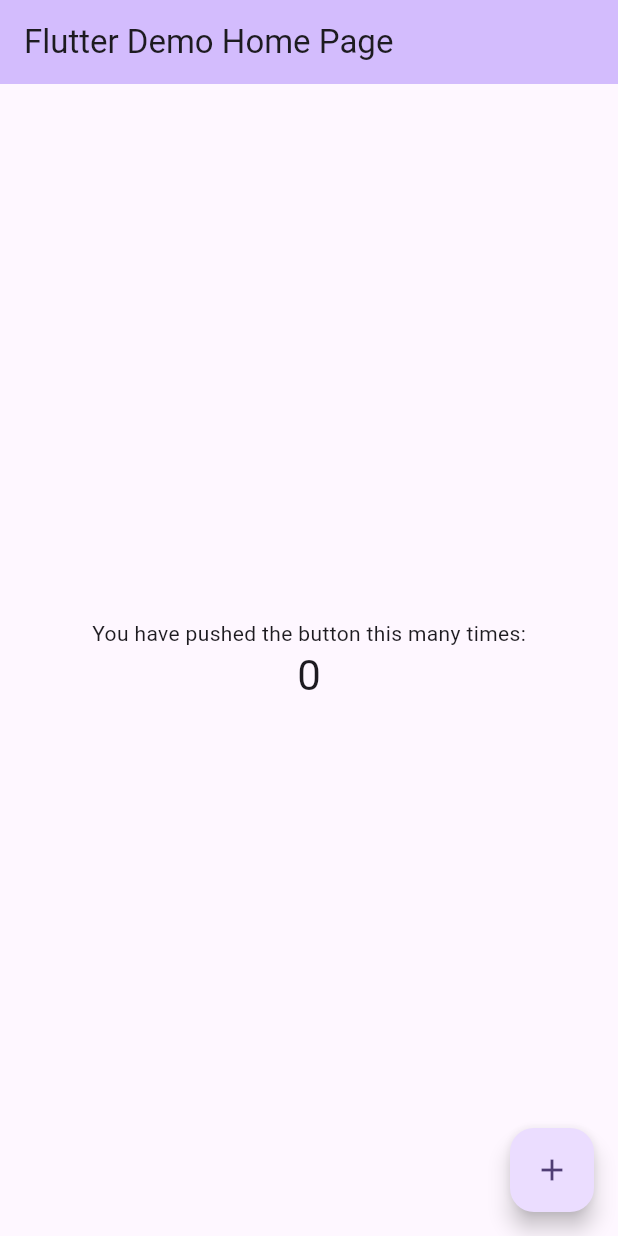
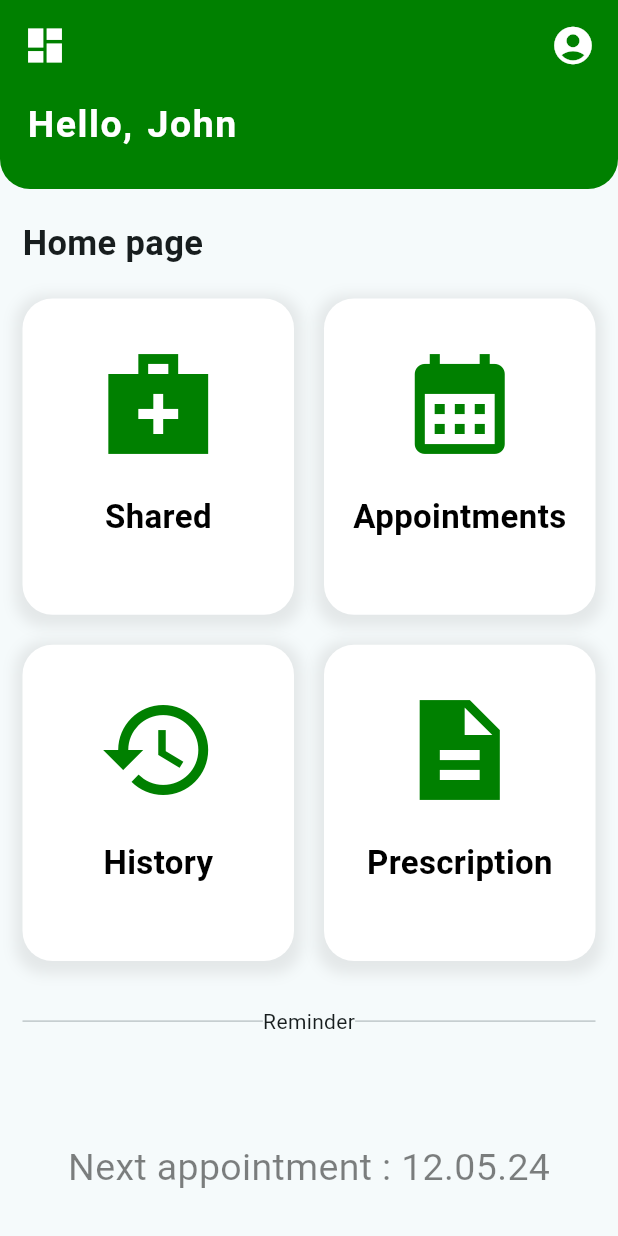
Before and after one commit to Tonydecarvalho/HealthSyncyCare, a Flutter app: the screen it shows after launch, on a phone screen of 412 x 824 dp. Run offline on Flutter 3.47's test engine with Material 3 defaults, Android fonts, the phone set to English and light mode, and no system bars.

Commit message:
Homepage v1

```diff
--- a/lib/main.dart
+++ b/lib/main.dart
@@ -1,125 +1,28 @@
 import 'package:flutter/material.dart';
+import 'package:healthsyncycare/screens/home_screen.dart';
+import 'package:provider/provider.dart';
 
 void main() {
-  runApp(const MyApp());
+  runApp(MyApp());
 }
 
 class MyApp extends StatelessWidget {
   const MyApp({super.key});
 
-  // This widget is the root of your application.
   @override
   Widget build(BuildContext context) {
-    return MaterialApp(
-      title: 'Flutter Demo',
-      theme: ThemeData(
-        // This is the theme of your application.
-        //
-        // TRY THIS: Try running your application with "flutter run". You'll see
-        // the application has a purple toolbar. Then, without quitting the app,
-        // try changing the seedColor in the colorScheme below to Colors.green
-        // and then invoke "hot reload" (save your changes or press the "hot
-        // reload" button in a Flutter-supported IDE, or press "r" if you used
-        // the command line to start the app).
-        //
-        // Notice that the counter didn't reset back to zero; the application
-        // state is not lost during the reload. To reset the state, use hot
-        // restart instead.
-        //
-        // This works for code too, not just values: Most code changes can be
-        // tested with just a hot reload.
-        colorScheme: ColorScheme.fromSeed(seedColor: Colors.deepPurple),
-        useMaterial3: true,
+    return ChangeNotifierProvider(
+      create: (context) => MyAppState(),
+      child: MaterialApp(
+        title: 'Healthsyncycare',
+        theme: ThemeData(
+          useMaterial3: true,
+          colorScheme: ColorScheme.fromSeed(seedColor: Colors.white),
+        ),
+        home: MyHomePage(),
       ),
-      home: const MyHomePage(title: 'Flutter Demo Home Page'),
     );
   }
 }
 
-class MyHomePage extends StatefulWidget {
-  const MyHomePage({super.key, required this.title});
-
-  // This widget is the home page of your application. It is stateful, meaning
-  // that it has a State object (defined below) that contains fields that affect
-  // how it looks.
-
-  // This class is the configuration for the state. It holds the values (in this
-  // case the title) provided by the parent (in this case the App widget) and
-  // used by the build method of the State. Fields in a Widget subclass are
-  // always marked "final".
-
-  final String title;
-
-  @override
-  State<MyHomePage> createState() => _MyHomePageState();
-}
-
-class _MyHomePageState extends State<MyHomePage> {
-  int _counter = 0;
-
-  void _incrementCounter() {
-    setState(() {
-      // This call to setState tells the Flutter framework that something has
-      // changed in this State, which causes it to rerun the build method below
-      // so that the display can reflect the updated values. If we changed
-      // _counter without calling setState(), then the build method would not be
-      // called again, and so nothing would appear to happen.
-      _counter++;
-    });
-  }
-
-  @override
-  Widget build(BuildContext context) {
-    // This method is rerun every time setState is called, for instance as done
-    // by the _incrementCounter method above.
-    //
-    // The Flutter framework has been optimized to make rerunning build methods
-    // fast, so that you can just rebuild anything that needs updating rather
-    // than having to individually change instances of widgets.
-    return Scaffold(
-      appBar: AppBar(
-        // TRY THIS: Try changing the color here to a specific color (to
-        // Colors.amber, perhaps?) and trigger a hot reload to see the AppBar
-        // change color while the other colors stay the same.
-        backgroundColor: Theme.of(context).colorScheme.inversePrimary,
-        // Here we take the value from the MyHomePage object that was created by
-        // the App.build method, and use it to set our appbar title.
-        title: Text(widget.title),
-      ),
-      body: Center(
-        // Center is a layout widget. It takes a single child and positions it
-        // in the middle of the parent.
-        child: Column(
-          // Column is also a layout widget. It takes a list of children and
-          // arranges them vertically. By default, it sizes itself to fit its
-          // children horizontally, and tries to be as tall as its parent.
-          //
-          // Column has various properties to control how it sizes itself and
-          // how it positions its children. Here we use mainAxisAlignment to
-          // center the children vertically; the main axis here is the vertical
-          // axis because Columns are vertical (the cross axis would be
-          // horizontal).
-          //
-          // TRY THIS: Invoke "debug painting" (choose the "Toggle Debug Paint"
-          // action in the IDE, or press "p" in the console), to see the
-          // wireframe for each widget.
-          mainAxisAlignment: MainAxisAlignment.center,
-          children: <Widget>[
-            const Text(
-              'You have pushed the button this many times:',
-            ),
-            Text(
-              '$_counter',
-              style: Theme.of(context).textTheme.headlineMedium,
-            ),
-          ],
-        ),
-      ),
-      floatingActionButton: FloatingActionButton(
-        onPressed: _incrementCounter,
-        tooltip: 'Increment',
-        child: const Icon(Icons.add),
-      ), // This trailing comma makes auto-formatting nicer for build methods.
-    );
-  }
-}
+class MyAppState extends ChangeNotifier {}
--- /dev/null
+++ b/lib/screens/home_screen.dart
@@ -0,0 +1,184 @@
+import 'package:flutter/material.dart';
+
+class MyHomePage extends StatelessWidget {
+
+  final List categoriesNames = [
+    "Shared",
+    "Appointments",
+    "History",
+    "Prescription"
+  ];
+
+  final List<Icon> categoriesIcons = [
+    const Icon(
+      Icons.medical_services_sharp,
+      color: Color(0xFF008000),
+      size: 80
+    ),
+    const Icon(
+      Icons.calendar_month_sharp,
+      color: Color(0xFF008000),
+      size: 80
+    ),
+    const Icon(
+      Icons.history,
+      color: Color(0xFF008000),
+      size: 80
+    ),
+    const Icon(
+      Icons.description_sharp,
+      color: Color(0xFF008000),
+      size: 80
+    ),
+  ];
+
+  @override
+  Widget build(BuildContext context) {
+    return Scaffold(
+      body: ListView(
+        children: [
+          Container(
+            padding: EdgeInsets.only(top: 15, left: 15, right: 15, bottom: 10),
+            decoration: const BoxDecoration(
+                color: Color(0xFF008000),
+                borderRadius: BorderRadius.only(
+                  bottomLeft: Radius.circular(20),
+                  bottomRight: Radius.circular(20),
+                )),
+            child: Column(
+              crossAxisAlignment: CrossAxisAlignment.start,
+              children: [
+                Row(
+                  mainAxisAlignment: MainAxisAlignment.spaceBetween,
+                  children: [
+                    const Icon(
+                      Icons.dashboard,
+                      size: 30,
+                      color: Color(0xFFFFFFFF),
+                    ),
+                    const Icon(
+                      Icons.account_circle_sharp,
+                      size: 30,
+                      color: Color(0xFFFFFFFF),
+                    ),
+                  ],
+                ),
+                const SizedBox(height: 20),
+                Padding(
+                  padding: EdgeInsets.only(left: 3, bottom: 15),
+                  child: Text("Hello, John",
+                      style: const TextStyle(
+                          fontSize: 25,
+                          fontWeight: FontWeight.w600,
+                          letterSpacing: 1,
+                          wordSpacing: 2,
+                          color: const Color(0xFFFFFFFF))),
+                ),
+              ],
+            ),
+          ),
+
+          Padding(
+            padding: EdgeInsets.only(top: 20, left: 15, right: 15),
+            child: Column(
+              children: [
+                Row(
+                  mainAxisAlignment: MainAxisAlignment.start,
+                  children: [
+                    const Text(
+                      "Home page",
+                      style:
+                          TextStyle(fontSize: 23, fontWeight: FontWeight.w600),
+                    ),
+                  ],
+                ),
+                const SizedBox(height: 20),
+                GridView.builder(
+                    itemCount: categoriesNames.length,
+                    shrinkWrap: true,
+                    physics: NeverScrollableScrollPhysics(),
+                    gridDelegate: SliverGridDelegateWithFixedCrossAxisCount(
+                        crossAxisCount: 2,
+                        childAspectRatio:
+                            (MediaQuery.of(context).size.height) / (4 * 240),
+                        mainAxisSpacing: 20,
+                        crossAxisSpacing: 20),
+                    itemBuilder: (context, index) {
+                      return InkWell(
+                          onTap: () {
+                            switch (index) {
+                              case 0:
+                                print("Open Share page");
+                                break;
+                              case 1:
+                                print("Open Appointments page");
+                                break;
+                              case 2:
+                                print("Open History page");
+                                break;
+                              case 3:
+                                print("Open Prescription page");
+                                break;
+                              default:
+                                print("default");
+                            }
+                          },
+                          child: Container(
+                            padding: EdgeInsets.symmetric(
+                                vertical: 20, horizontal: 10),
+                            decoration: BoxDecoration(
+                                borderRadius: BorderRadius.circular(20),
+                                color: const Color(0xFFFFFFFF),
+                                boxShadow: [
+                                  BoxShadow(
+                                      color: const Color(0x339E9E9E),
+                                      spreadRadius: 5,
+                                      blurRadius: 7,
+                                      offset: Offset(0, 3))
+                                ]),
+                            child: Column(
+                              children: [
+                                Padding(
+                                    padding: EdgeInsets.all(10),
+                                    child: categoriesIcons[index]),
+                                const SizedBox(height: 10),
+                                Text(
+                                  categoriesNames[index],
+                                  style: const TextStyle(
+                                      fontSize: 22,
+                                      fontWeight: FontWeight.w600,
+                                      color: Color(0xFF000000)
+                                  ),
+                                ),
+                              ],
+                            ),
+                          ));
+                    }),
+                const SizedBox(height: 30),
+                Row(
+                  children: <Widget>[
+                    Expanded(
+                      child: Divider(),
+                    ),
+                    const Text("Reminder"),
+                    Expanded(
+                      child: Divider(),
+                    )
+                  ],
+                ),
+                const SizedBox(height: 70),
+                Text(
+                  "Next appointment : 12.05.24",
+                  style: const TextStyle(
+                      fontSize: 25,
+                      fontWeight: FontWeight.w400,
+                      color: Color(0x80000000)),
+                )
+              ],
+            ),
+          ),
+        ],
+      ),
+    );
+  }
+}
```
Also changed, not shown: analysis_options.yaml (+6 -24 lines), pubspec.yaml (+7 -72 lines), pubspec.lock.
